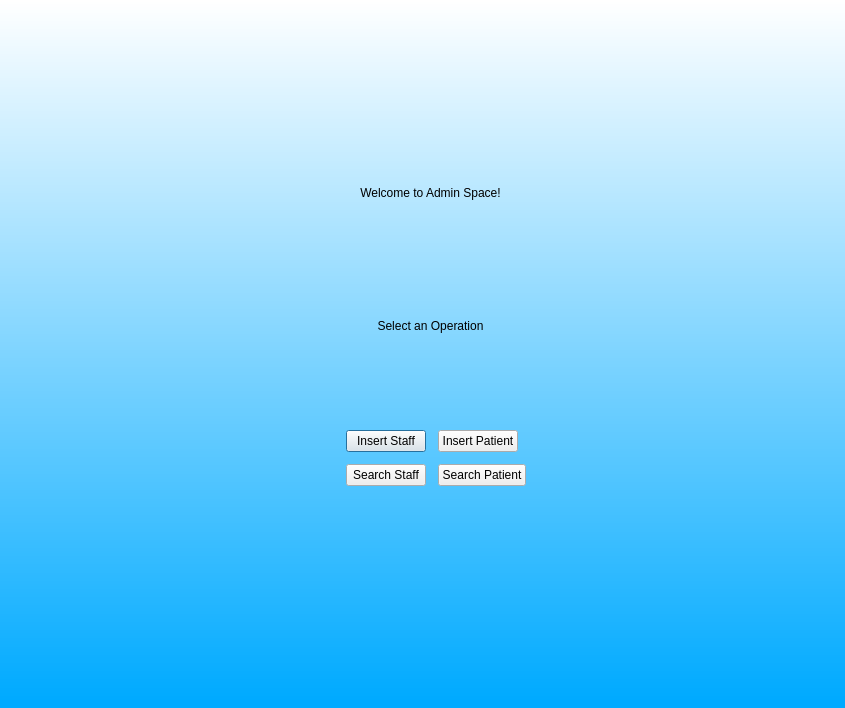
This is admin.ui in AlexHarbaugh1/CS499 as Qt 5 draws it before an edit. The edited form follows.
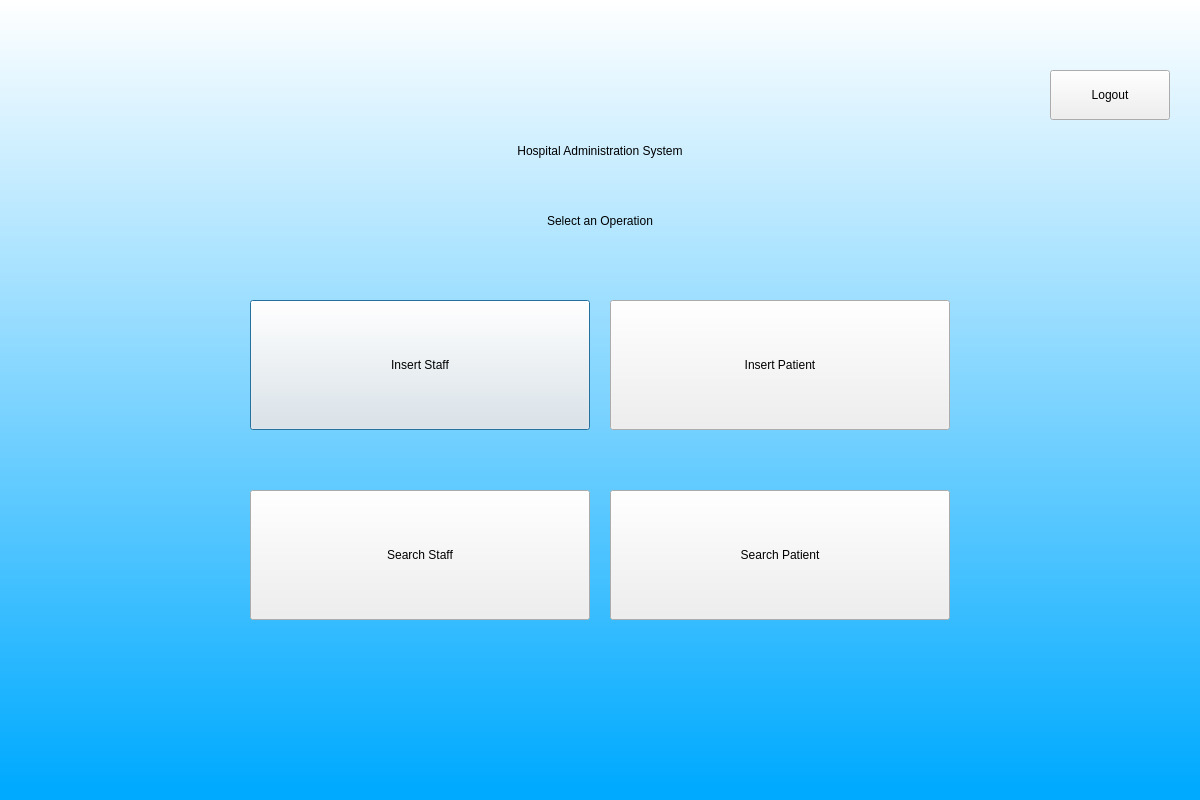
This is the edited form.

The edit to the form file:
```diff
--- a/admin.ui
+++ b/admin.ui
@@ -6,8 +6,8 @@
    <rect>
     <x>0</x>
     <y>0</y>
-    <width>845</width>
-    <height>708</height>
+    <width>1200</width>
+    <height>800</height>
    </rect>
   </property>
   <property name="windowTitle">
@@ -18,26 +18,42 @@
     <rect>
      <x>0</x>
      <y>0</y>
-     <width>851</width>
-     <height>711</height>
+     <width>1200</width>
+     <height>800</height>
     </rect>
    </property>
    <property name="styleSheet">
     <string notr="true">QWidget#widget{
 background-color:qlineargradient(spread:pad, x1:1, y1:0.982409, x2:1, y2:0, stop:0 rgba(0, 170, 255, 255), stop:1 rgba(255, 255, 255, 255))}</string>
    </property>
-   <widget class="QWidget" name="gridLayoutWidget">
+   <widget class="QLabel" name="label">
     <property name="geometry">
      <rect>
-      <x>90</x>
-      <y>130</y>
-      <width>681</width>
-      <height>391</height>
+      <x>300</x>
+      <y>120</y>
+      <width>600</width>
+      <height>61</height>
      </rect>
     </property>
-    <layout class="QGridLayout" name="gridLayout">
-     <item row="2" column="0">
+    <property name="styleSheet">
+     <string notr="true">font: 75 26pt &quot;MS Shell Dlg 2&quot;;</string>
+    </property>
+    <property name="text">
+     <string>Hospital Administration System</string>
+    </property>
+    <property name="alignment">
+     <set>Qt::AlignCenter</set>
+    </property>
+   </widget>
       <widget class="QLabel" name="label_2">
+    <property name="geometry">
+     <rect>
+      <x>300</x>
+      <y>200</y>
+      <width>600</width>
+      <height>41</height>
+     </rect>
+    </property>
        <property name="styleSheet">
         <string notr="true">font: 75 16pt &quot;MS Shell Dlg 2&quot;;</string>
        </property>
@@ -48,45 +64,30 @@
         <set>Qt::AlignCenter</set>
        </property>
       </widget>
-     </item>
-     <item row="0" column="0">
-      <widget class="QLabel" name="label">
-       <property name="styleSheet">
-        <string notr="true">font: 75 20pt &quot;MS Shell Dlg 2&quot;;</string>
-       </property>
-       <property name="text">
-        <string>Welcome to Admin Space!</string>
-       </property>
-       <property name="alignment">
-        <set>Qt::AlignCenter</set>
-       </property>
-      </widget>
-     </item>
-     <item row="3" column="0">
-      <layout class="QFormLayout" name="formLayout">
-       <property name="sizeConstraint">
-        <enum>QLayout::SetFixedSize</enum>
-       </property>
-       <property name="fieldGrowthPolicy">
-        <enum>QFormLayout::FieldsStayAtSizeHint</enum>
-       </property>
-       <property name="labelAlignment">
-        <set>Qt::AlignLeading|Qt::AlignLeft|Qt::AlignVCenter</set>
-       </property>
-       <property name="formAlignment">
-        <set>Qt::AlignCenter</set>
-       </property>
-       <property name="horizontalSpacing">
-        <number>12</number>
-       </property>
-       <property name="verticalSpacing">
-        <number>12</number>
-       </property>
-       <property name="leftMargin">
-        <number>0</number>
+   <widget class="QWidget" name="gridLayoutWidget">
+    <property name="geometry">
+     <rect>
+      <x>250</x>
+      <y>260</y>
+      <width>700</width>
+      <height>400</height>
+     </rect>
+    </property>
+    <layout class="QGridLayout" name="gridLayout">
+     <property name="spacing">
+      <number>20</number>
        </property>
        <item row="0" column="0">
         <widget class="QPushButton" name="insStaff">
+       <property name="minimumSize">
+        <size>
+         <width>280</width>
+         <height>130</height>
+        </size>
+       </property>
+       <property name="styleSheet">
+        <string notr="true">font: 75 14pt &quot;MS Shell Dlg 2&quot;;</string>
+       </property>
          <property name="text">
           <string>Insert Staff</string>
          </property>
@@ -94,6 +95,15 @@
        </item>
        <item row="0" column="1">
         <widget class="QPushButton" name="insPat">
+       <property name="minimumSize">
+        <size>
+         <width>280</width>
+         <height>130</height>
+        </size>
+       </property>
+       <property name="styleSheet">
+        <string notr="true">font: 75 14pt &quot;MS Shell Dlg 2&quot;;</string>
+       </property>
          <property name="text">
           <string>Insert Patient</string>
          </property>
@@ -101,21 +111,53 @@
        </item>
        <item row="1" column="0">
         <widget class="QPushButton" name="searchStaff">
+       <property name="minimumSize">
+        <size>
+         <width>280</width>
+         <height>130</height>
+        </size>
+       </property>
+       <property name="styleSheet">
+        <string notr="true">font: 75 14pt &quot;MS Shell Dlg 2&quot;;</string>
+       </property>
          <property name="text">
           <string>Search Staff</string>
          </property>
         </widget>
        </item>
        <item row="1" column="1">
-        <widget class="QPushButton" name="searchPat">
+      <widget class="QPushButton" name="searchPatient">
+       <property name="minimumSize">
+        <size>
+         <width>280</width>
+         <height>130</height>
+        </size>
+       </property>
+       <property name="styleSheet">
+        <string notr="true">font: 75 14pt &quot;MS Shell Dlg 2&quot;;</string>
+       </property>
          <property name="text">
           <string>Search Patient</string>
          </property>
         </widget>
        </item>
       </layout>
-     </item>
-    </layout>
+   </widget>
+   <widget class="QPushButton" name="logout">
+    <property name="geometry">
+     <rect>
+      <x>1050</x>
+      <y>70</y>
+      <width>120</width>
+      <height>50</height>
+     </rect>
+    </property>
+    <property name="styleSheet">
+     <string notr="true">font: 75 12pt &quot;MS Shell Dlg 2&quot;;</string>
+    </property>
+    <property name="text">
+     <string>Logout</string>
+    </property>
    </widget>
   </widget>
  </widget>
```
Left out of the diff: 4 changed lines with no effect on the pictures. Lines whose indentation alone changed are shown as unchanged.
